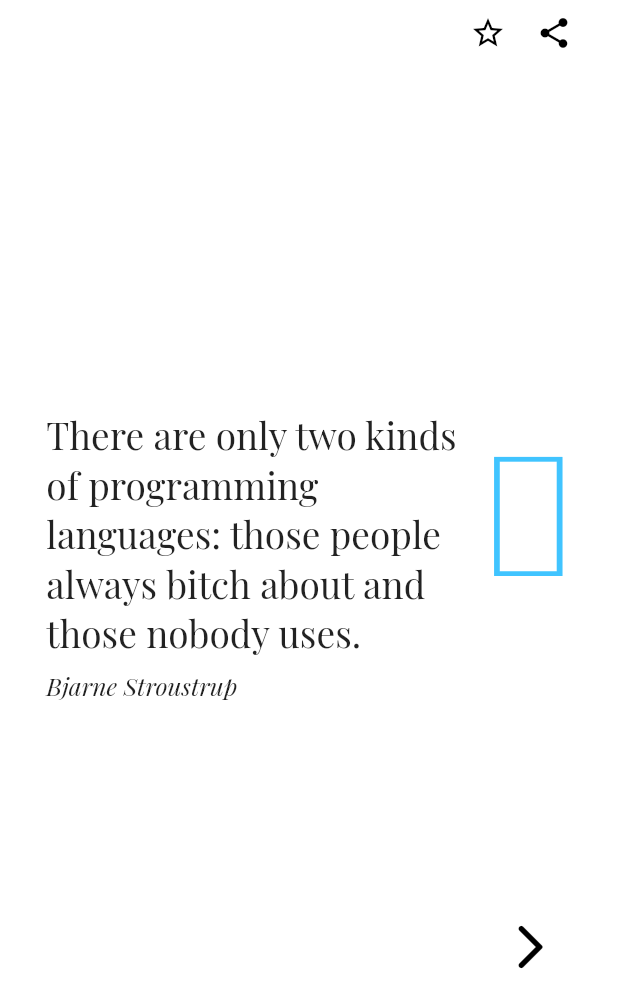
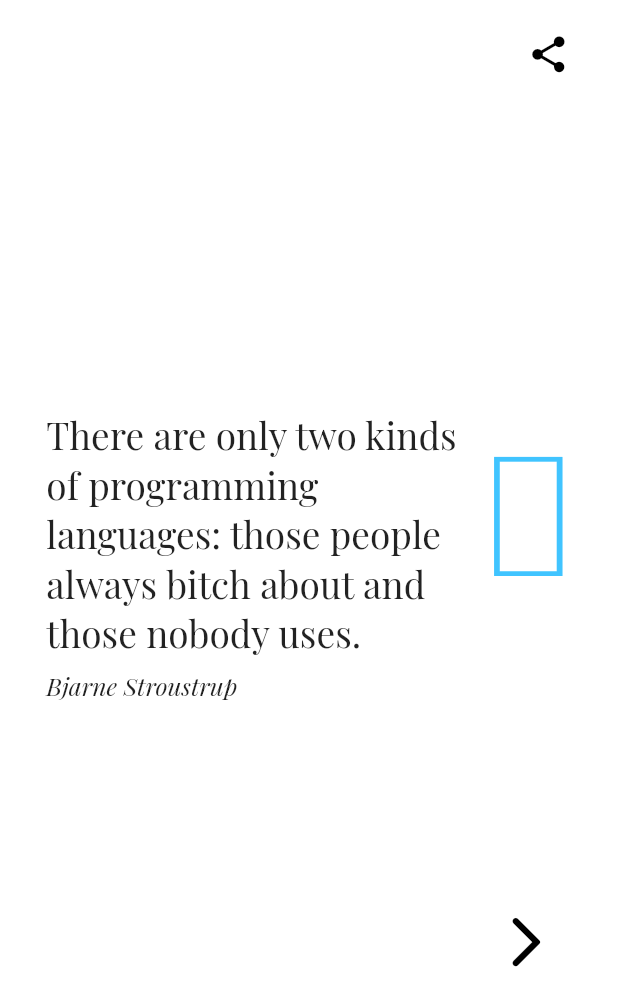
Before and after one commit to AlinaStepanova/quotes, a Flutter app: the screen it shows after launch, on a phone screen of 412 x 824 dp. Shown: the top 1007 px of the screen. Run offline on Flutter 3.47's test engine with Material 2 defaults, Android fonts, the light colour scheme and no system bars; our stand-ins replace dio, retrofit, share_plus; generated files the repository leaves out were written again; network calls fail.

Commit message:
update ui

```diff
--- a/lib/screens/home_page.dart
+++ b/lib/screens/home_page.dart
@@ -34,13 +34,15 @@ class _HomePageState extends State<HomePage> {
             ? Stack(
                 children: [
                   Padding(
-                    padding: EdgeInsets.only(right: width * 0.05),
+                    padding: EdgeInsets.only(
+                        top: width * 0.025, right: width * 0.05),
                     child: Row(
                       mainAxisAlignment: MainAxisAlignment.end,
                       children: [
-                        IconWithAction(Icons.star_outline, 44, 24, () => {}),
-                        IconWithAction(
-                            Icons.share, 44, 24, () => _onShare(context)),
+                        // IconWithAction(Icons.star_outline, width * 0.1,
+                        //     width * 0.075, () => {}),
+                        IconWithAction(Icons.share, width * 0.125, width * 0.07,
+                            () => _onShare(context)),
                       ],
                     ),
                   ),
@@ -117,8 +119,8 @@ class _HomePageState extends State<HomePage> {
       ),
       child: Align(
         alignment: Alignment.bottomRight,
-        child: IconWithAction(
-            Icons.arrow_forward_ios_rounded, 56, 36, () => loadNextQuote()),
+        child: IconWithAction(Icons.arrow_forward_ios_rounded, width * 0.15,
+            width * 0.1, () => loadNextQuote()),
       ),
     );
   }
```
